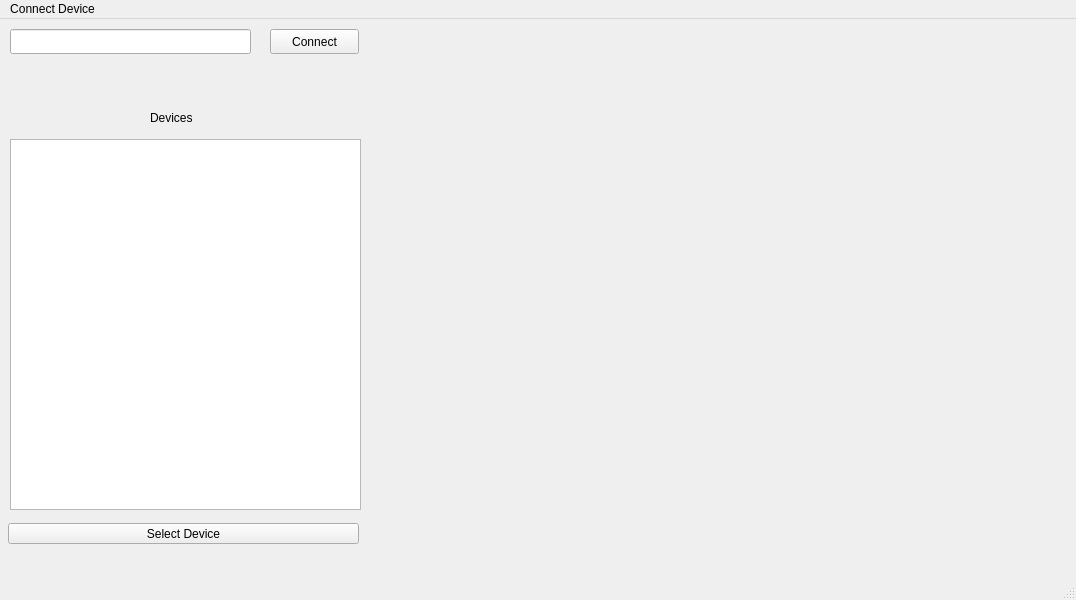
This is src/MainWindow.ui in FilipponiLorenzo/nabto-client-edge-tunnel as Qt 5 draws it before an edit. The edited form follows.
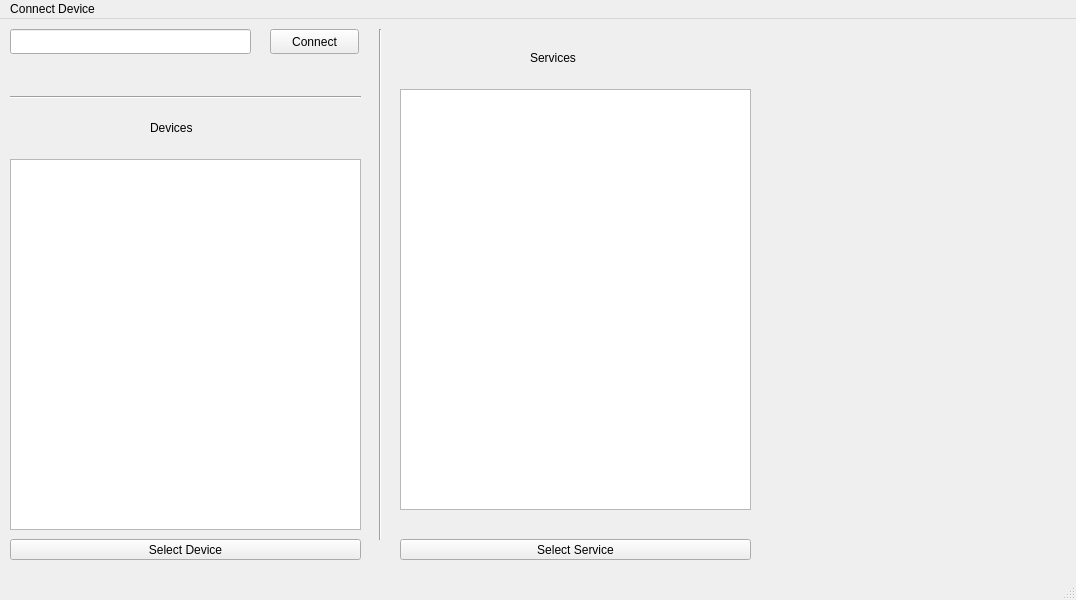
This is the edited form.

The edit to the form file:
```diff
--- a/src/MainWindow.ui
+++ b/src/MainWindow.ui
@@ -41,7 +41,7 @@
     <property name="geometry">
      <rect>
       <x>10</x>
-      <y>120</y>
+      <y>140</y>
       <width>351</width>
       <height>371</height>
      </rect>
@@ -64,7 +64,7 @@
     <property name="geometry">
      <rect>
       <x>150</x>
-      <y>90</y>
+      <y>100</y>
       <width>67</width>
       <height>17</height>
      </rect>
@@ -76,8 +76,8 @@
    <widget class="QPushButton" name="pushButton_2">
     <property name="geometry">
      <rect>
-      <x>8</x>
-      <y>504</y>
+      <x>10</x>
+      <y>520</y>
       <width>351</width>
       <height>21</height>
      </rect>
@@ -86,6 +86,68 @@
      <string>Select Device</string>
     </property>
    </widget>
+   <widget class="QListWidget" name="listWidget_2">
+    <property name="geometry">
+     <rect>
+      <x>400</x>
+      <y>70</y>
+      <width>351</width>
+      <height>421</height>
+     </rect>
+    </property>
+   </widget>
+   <widget class="QLabel" name="label_3">
+    <property name="geometry">
+     <rect>
+      <x>530</x>
+      <y>30</y>
+      <width>67</width>
+      <height>17</height>
+     </rect>
+    </property>
+    <property name="text">
+     <string>Services</string>
+    </property>
+   </widget>
+   <widget class="QPushButton" name="pushButton_3">
+    <property name="geometry">
+     <rect>
+      <x>400</x>
+      <y>520</y>
+      <width>351</width>
+      <height>21</height>
+     </rect>
+    </property>
+    <property name="text">
+     <string>Select Service</string>
+    </property>
+   </widget>
+   <widget class="Line" name="line">
+    <property name="geometry">
+     <rect>
+      <x>370</x>
+      <y>10</y>
+      <width>21</width>
+      <height>511</height>
+     </rect>
+    </property>
+    <property name="orientation">
+     <enum>Qt::Orientation::Vertical</enum>
+    </property>
+   </widget>
+   <widget class="Line" name="line_2">
+    <property name="geometry">
+     <rect>
+      <x>10</x>
+      <y>70</y>
+      <width>351</width>
+      <height>16</height>
+     </rect>
+    </property>
+    <property name="orientation">
+     <enum>Qt::Orientation::Horizontal</enum>
+    </property>
+   </widget>
   </widget>
   <widget class="QMenuBar" name="menubar">
    <property name="geometry">
```
